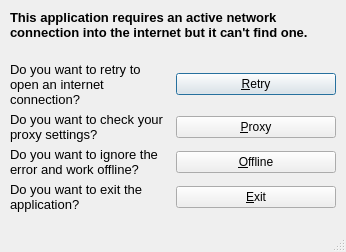
First picture: the form in trunk/src/libraries/OEG/Qt/forms/no-active-network.ui, repository BackupTheBerlios/open-egov-svn, before the edit.
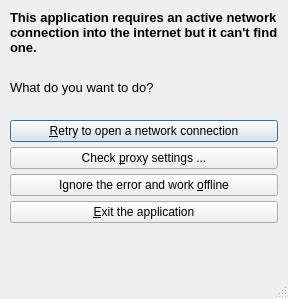
Second picture: the form after the edit.

```diff
--- a/trunk/src/libraries/OEG/Qt/forms/no-active-network.ui
+++ b/trunk/src/libraries/OEG/Qt/forms/no-active-network.ui
@@ -7,8 +7,8 @@
    <rect>
     <x>0</x>
     <y>0</y>
-    <width>346</width>
-    <height>252</height>
+    <width>288</width>
+    <height>299</height>
    </rect>
   </property>
   <property name="sizePolicy">
@@ -26,26 +26,8 @@
   <property name="sizeGripEnabled">
    <bool>true</bool>
   </property>
-  <layout class="QGridLayout" name="gridLayout_2">
-   <item row="0" column="0">
-    <layout class="QGridLayout" name="gridLayout">
-     <item row="7" column="1">
-      <spacer name="verticalSpacer">
-       <property name="orientation">
-        <enum>Qt::Vertical</enum>
-       </property>
-       <property name="sizeType">
-        <enum>QSizePolicy::Expanding</enum>
-       </property>
-       <property name="sizeHint" stdset="0">
-        <size>
-         <width>75</width>
-         <height>28</height>
-        </size>
-       </property>
-      </spacer>
-     </item>
-     <item row="0" column="0" colspan="2">
+  <layout class="QVBoxLayout" name="verticalLayout">
+   <item>
       <widget class="QLabel" name="m_message">
        <property name="font">
         <font>
@@ -63,7 +45,7 @@
        </property>
       </widget>
      </item>
-     <item row="1" column="1">
+   <item>
       <spacer name="verticalSpacer_2">
        <property name="orientation">
         <enum>Qt::Vertical</enum>
@@ -73,14 +55,14 @@
        </property>
        <property name="sizeHint" stdset="0">
         <size>
-         <width>28</width>
-         <height>17</height>
+       <width>20</width>
+       <height>20</height>
         </size>
        </property>
       </spacer>
      </item>
-     <item row="4" column="0">
-      <widget class="QLabel" name="label_2">
+   <item>
+    <widget class="QLabel" name="label">
        <property name="font">
         <font>
          <family>Arial</family>
@@ -88,90 +70,69 @@
         </font>
        </property>
        <property name="text">
-        <string>Do you want to check your proxy settings?</string>
-       </property>
-       <property name="wordWrap">
-        <bool>true</bool>
-       </property>
-      </widget>
-     </item>
-     <item row="5" column="0">
-      <widget class="QLabel" name="label_3">
-       <property name="font">
-        <font>
-         <family>Arial</family>
-         <pointsize>10</pointsize>
-        </font>
-       </property>
-       <property name="text">
-        <string>Do you want to ignore the error and work offline?</string>
-       </property>
-       <property name="wordWrap">
-        <bool>true</bool>
-       </property>
-      </widget>
-     </item>
-     <item row="6" column="0">
-      <widget class="QLabel" name="label_4">
-       <property name="font">
-        <font>
-         <family>Arial</family>
-         <pointsize>10</pointsize>
-        </font>
-       </property>
-       <property name="text">
-        <string>Do you want to exit the application?</string>
-       </property>
-       <property name="wordWrap">
-        <bool>true</bool>
-       </property>
-      </widget>
-     </item>
-     <item row="3" column="0">
-      <widget class="QLabel" name="label_5">
-       <property name="font">
-        <font>
-         <family>Arial</family>
-         <pointsize>10</pointsize>
-        </font>
-       </property>
-       <property name="text">
-        <string>Do you want to retry to open an internet connection?</string>
-       </property>
-       <property name="wordWrap">
-        <bool>true</bool>
-       </property>
-      </widget>
-     </item>
-     <item row="3" column="1">
+      <string>What do you want to do?</string>
+     </property>
+    </widget>
+   </item>
+   <item>
+    <spacer name="verticalSpacer_3">
+     <property name="orientation">
+      <enum>Qt::Vertical</enum>
+     </property>
+     <property name="sizeType">
+      <enum>QSizePolicy::Fixed</enum>
+     </property>
+     <property name="sizeHint" stdset="0">
+      <size>
+       <width>20</width>
+       <height>20</height>
+      </size>
+     </property>
+    </spacer>
+   </item>
+   <item>
       <widget class="QPushButton" name="m_btn_retry">
        <property name="text">
-        <string>&amp;Retry</string>
+      <string>&amp;Retry to open a network connection</string>
        </property>
       </widget>
      </item>
-     <item row="4" column="1">
+   <item>
       <widget class="QPushButton" name="m_btn_proxy">
        <property name="text">
-        <string>&amp;Proxy</string>
+      <string>Check &amp;proxy settings ...</string>
        </property>
       </widget>
      </item>
-     <item row="5" column="1">
+   <item>
       <widget class="QPushButton" name="m_btn_offline">
        <property name="text">
-        <string>&amp;Offline</string>
+      <string>Ignore the error and work &amp;offline</string>
        </property>
       </widget>
      </item>
-     <item row="6" column="1">
+   <item>
       <widget class="QPushButton" name="m_btn_exit">
        <property name="text">
-        <string>&amp;Exit</string>
+      <string>&amp;Exit the application</string>
        </property>
       </widget>
      </item>
-    </layout>
+   <item>
+    <spacer name="verticalSpacer">
+     <property name="orientation">
+      <enum>Qt::Vertical</enum>
+     </property>
+     <property name="sizeType">
+      <enum>QSizePolicy::Expanding</enum>
+     </property>
+     <property name="sizeHint" stdset="0">
+      <size>
+       <width>75</width>
+       <height>28</height>
+      </size>
+     </property>
+    </spacer>
    </item>
   </layout>
  </widget>
```
Left out of the diff: 4 changed lines with no effect on the pictures. Lines whose indentation alone changed are shown as unchanged.
